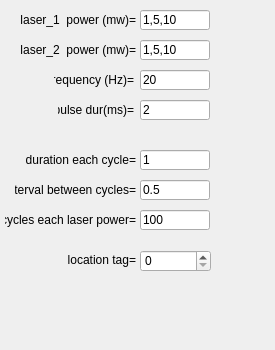
Before: the Qt Designer form src/foraging_gui/OpticalTagging.ui in AllenNeuralDynamics/dynamic-foraging-task, drawn with Qt 5; both pictures show x 0 to 275 and y 180 to 530 of the 275 by 530 pixel window.
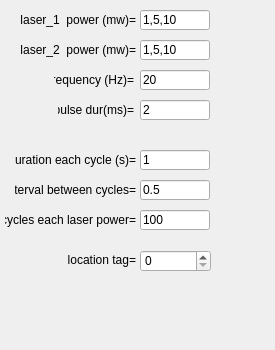
After: the same form once the commit is applied.

```diff
--- a/src/foraging_gui/OpticalTagging.ui
+++ b/src/foraging_gui/OpticalTagging.ui
@@ -460,7 +460,7 @@
     </size>
    </property>
    <property name="text">
-    <string>duration each cycle=</string>
+    <string>duration each cycle (s)=</string>
    </property>
    <property name="textFormat">
     <enum>Qt::AutoText</enum>
```
